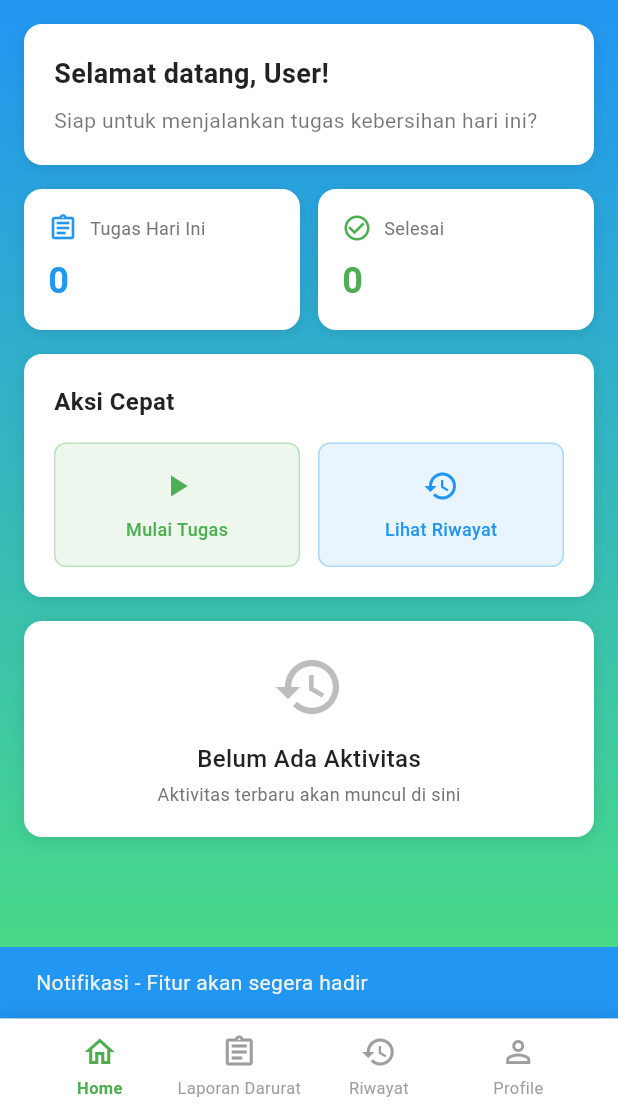
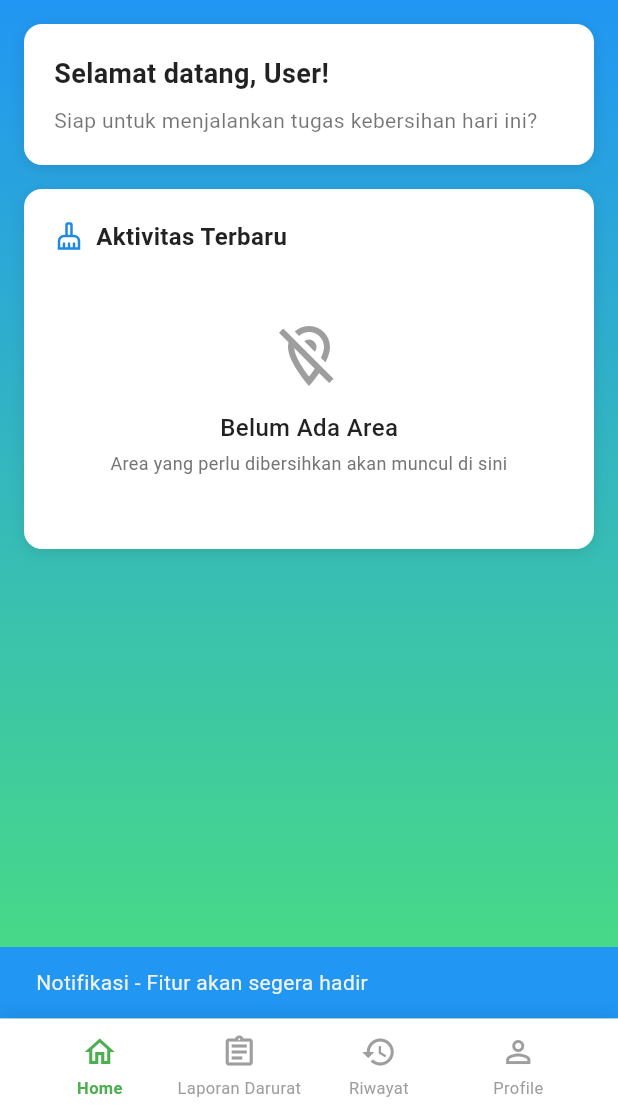
Before and after one commit to clyke02/bps-cleaning-system, a Flutter app: the UserDashboard screen opened by its route, after a tap on the "notifications" icon, on a phone screen of 412 x 824 dp, the part 120-1236 px from its top. Run offline on Flutter 3.47's test engine with Material 3 defaults, Android fonts, the phone set to English and light mode, and no system bars; our stand-ins replace get, shared_preferences; accounts and stored records are empty; network calls fail.

Commit message:
edit dashboard user dan sambungkan ke database

```diff
--- a/lib/config/api_config.dart
+++ b/lib/config/api_config.dart
@@ -1,6 +1,8 @@
+import 'environment.dart';
+
 class ApiConfig {
-  // Base URL untuk API Laravel
-  static const String baseUrl = 'http://127.0.0.1:8000/api';
+  // Base URL untuk API Laravel - menggunakan Environment configuration
+  static String get baseUrl => Environment.baseUrl;
 
   // Default headers untuk semua request
   static Map<String, String> get defaultHeaders => {
--- /dev/null
+++ b/lib/config/environment.dart
@@ -0,0 +1,71 @@
+import 'dart:io';
+
+class Environment {
+  // ================================
+  // KONFIGURASI IP ADDRESS
+  // ================================
+
+  // IP Address PC Anda di jaringan lokal
+  // Cara cek: Buka CMD/Terminal, ketik: ipconfig (Windows) atau ifconfig (Mac/Linux)
+  // Cari IPv4 Address, contoh: 192.168.1.100
+  static const String localNetworkIP =
+      '192.168.1.100'; // ⚠️ GANTI DENGAN IP PC ANDA!
+
+  // ================================
+  // AUTO DETECTION
+  // ================================
+
+  static String get baseUrl {
+    if (Platform.isAndroid) {
+      // Android: Gunakan emulator atau device fisik?
+      return useEmulator ? emulatorUrl : deviceUrl;
+    } else if (Platform.isIOS) {
+      // iOS Simulator
+      return 'http://127.0.0.1:8000/api';
+    } else {
+      // Web atau platform lain
+      return 'http://127.0.0.1:8000/api';
+    }
+  }
+
+  // ================================
+  // SWITCH MODE
+  // ================================
+
+  // Set ke TRUE jika pakai emulator, FALSE jika pakai device fisik
+  static const bool useEmulator = true; // ⚠️ UBAH INI SESUAI KEBUTUHAN!
+
+  // ================================
+  // URL CONFIGURATIONS
+  // ================================
+
+  // URL untuk Android Emulator
+  static const String emulatorUrl = 'http://10.0.2.2:8000/api';
+
+  // URL untuk Device Fisik (menggunakan IP lokal)
+  static String get deviceUrl => 'http://$localNetworkIP:8000/api';
+
+  // ================================
+  // HELPER INFO
+  // ================================
+
+  static String get currentMode {
+    if (Platform.isAndroid) {
+      return useEmulator ? 'Android Emulator' : 'Android Device Fisik';
+    } else if (Platform.isIOS) {
+      return 'iOS Simulator';
+    } else {
+      return 'Web/Desktop';
+    }
+  }
+
+  static void printConfig() {
+    print('═══════════════════════════════════════');
+    print('📱 Environment Configuration');
+    print('═══════════════════════════════════════');
+    print('Mode: $currentMode');
+    print('Base URL: $baseUrl');
+    print('Local IP: $localNetworkIP');
+    print('═══════════════════════════════════════');
+  }
+}
--- a/lib/data/datasources/api_service.dart
+++ b/lib/data/datasources/api_service.dart
@@ -2,16 +2,11 @@ import 'dart:convert';
 import 'dart:developer' as developer;
 import 'dart:async';
 import 'package:http/http.dart' as http;
+import '../../config/environment.dart';
 
 class ApiService {
-  // Use 10.0.2.2 for Android Emulator to access localhost on host machine
-  // Use 127.0.0.1 for iOS Simulator or physical devices on same network
-  // Untuk device fisik di jaringan yang sama
-  // static const String baseUrl = 'http://192.168.x.x:8000/api';
-
-  // Untuk iOS Simulator
-  // static const String baseUrl = 'http://127.0.0.1:8000/api';
-  static const String baseUrl = 'http://10.0.2.2:8000/api';
+  // Use Environment config for baseUrl (auto-detect emulator vs device)
+  static String get baseUrl => Environment.baseUrl;
 
   // Headers untuk request
   static Map<String, String> get headers => {
@@ -46,7 +41,7 @@ class ApiService {
   // Get all users (staff)
   static Future<List<Map<String, dynamic>>> getUsers() async {
     const String method = 'GET';
-    const String url = '$baseUrl/users';
+    final String url = '$baseUrl/users';
 
     try {
       _logRequest(method, url, null);
@@ -177,7 +172,7 @@ class ApiService {
     required String password,
   }) async {
     const String method = 'POST';
-    const String url = '$baseUrl/login';
+    final String url = '$baseUrl/login';
     final Map<String, dynamic> body = {
       'username': username,
       'password': password,
--- a/lib/presentation/screens/user/modules/home/controllers/home_controller.dart
+++ b/lib/presentation/screens/user/modules/home/controllers/home_controller.dart
@@ -1,14 +1,21 @@
 import 'package:get/get.dart';
 import 'package:shared_preferences/shared_preferences.dart';
+import 'package:http/http.dart' as http;
+import 'dart:convert';
+import '../../../../../../config/environment.dart';
 
 class HomeController extends GetxController {
   var userName = 'User'.obs;
   var isLoading = false.obs;
+  var isLoadingAreas = false.obs;
+  var areaList = <dynamic>[].obs;
 
   @override
   void onInit() {
     super.onInit();
+    Environment.printConfig(); // Print konfigurasi saat init
     loadUserData();
+    loadAreas();
   }
 
   Future<void> loadUserData() async {
@@ -26,7 +33,60 @@ class HomeController extends GetxController {
     }
   }
 
+  Future<void> loadAreas() async {
+    try {
+      isLoadingAreas.value = true;
+      final baseUrl = Environment.baseUrl;
+      print('Loading areas from: $baseUrl/areas');
+
+      final response = await http
+          .get(
+            Uri.parse('$baseUrl/areas'),
+            headers: {'Accept': 'application/json'},
+          )
+          .timeout(const Duration(seconds: 10));
+
+      print('Response status: ${response.statusCode}');
+      print('Response body: ${response.body}');
+
+      if (response.statusCode == 200) {
+        final data = json.decode(response.body);
+        if (data['success'] == true && data['data'] != null) {
+          areaList.value = data['data'];
+          print('Areas loaded successfully: ${areaList.length} areas');
+        } else {
+          print('API returned success: false or no data');
+          areaList.value = [];
+        }
+      } else {
+        print('Failed to load areas: ${response.statusCode}');
+        print('Response: ${response.body}');
+        areaList.value = [];
+      }
+    } catch (e) {
+      print('Error loading areas: $e');
+      areaList.value = [];
+    } finally {
+      isLoadingAreas.value = false;
+    }
+  }
+
   Future<void> refreshData() async {
-    await loadUserData();
+    print('DEBUG: Refreshing home data...');
+    await Future.wait([loadUserData(), loadAreas()]);
+  }
+
+  void clearData() {
+    areaList.clear();
+    isLoading.value = false;
+    isLoadingAreas.value = false;
+    print('DEBUG: Home data cleared');
+  }
+
+  @override
+  void onReady() {
+    super.onReady();
+    // Load data when controller is ready
+    loadAreas();
   }
 }
--- a/lib/presentation/screens/user/modules/home/views/home_view.dart
+++ b/lib/presentation/screens/user/modules/home/views/home_view.dart
@@ -22,6 +22,8 @@ class HomeView extends StatelessWidget {
           ],
         ),
       ),
+      child: RefreshIndicator(
+        onRefresh: () => controller.refreshData(),
         child: ListView(
           padding: const EdgeInsets.all(16),
           children: [
@@ -63,135 +65,16 @@ class HomeView extends StatelessWidget {
 
             const SizedBox(height: 16),
 
-          // Quick Stats
-          Row(
-            children: [
-              Expanded(
-                child: _buildStatCard(
-                  'Tugas Hari Ini',
-                  '0',
-                  Icons.assignment_outlined,
-                  Colors.blue,
-                ),
-              ),
-              const SizedBox(width: 12),
-              Expanded(
-                child: _buildStatCard(
-                  'Selesai',
-                  '0',
-                  Icons.check_circle_outline,
-                  Colors.green,
-                ),
-              ),
-            ],
-          ),
+            // Aktivitas Terbaru
+            Obx(() {
+              final isLoading = controller.isLoadingAreas.value;
+              final isEmpty = controller.areaList.isEmpty;
+              // Saat kosong/loading beri tinggi tetap agar isi bisa di-center sempurna
+              final double? fixedHeight = (isLoading || isEmpty) ? 240 : null;
 
-          const SizedBox(height: 16),
-
-          // Quick Actions
-          Container(
+              return Container(
+                height: fixedHeight, // null = auto (ketika ada data)
                 padding: const EdgeInsets.all(20),
-            decoration: BoxDecoration(
-              color: Colors.white,
-              borderRadius: BorderRadius.circular(12),
-              boxShadow: [
-                BoxShadow(
-                  color: Colors.black.withOpacity(0.1),
-                  blurRadius: 8,
-                  offset: const Offset(0, 2),
-                ),
-              ],
-            ),
-            child: Column(
-              crossAxisAlignment: CrossAxisAlignment.start,
-              children: [
-                const Text(
-                  'Aksi Cepat',
-                  style: TextStyle(
-                    fontSize: 16,
-                    fontWeight: FontWeight.bold,
-                    color: Colors.black87,
-                  ),
-                ),
-                const SizedBox(height: 16),
-                Row(
-                  children: [
-                    Expanded(
-                      child: _buildQuickActionButton(
-                        'Mulai Tugas',
-                        Icons.play_arrow,
-                        const Color(0xFF4CAF50),
-                        () {
-                          onNavigateToTab?.call(1);
-                        },
-                      ),
-                    ),
-                    const SizedBox(width: 12),
-                    Expanded(
-                      child: _buildQuickActionButton(
-                        'Lihat Riwayat',
-                        Icons.history,
-                        Colors.blue,
-                        () {
-                          onNavigateToTab?.call(2);
-                        },
-                      ),
-                    ),
-                  ],
-                ),
-              ],
-            ),
-          ),
-
-          const SizedBox(height: 16),
-
-          // Recent Activity (Empty State)
-          Container(
-            padding: const EdgeInsets.all(20),
-            decoration: BoxDecoration(
-              color: Colors.white,
-              borderRadius: BorderRadius.circular(12),
-              boxShadow: [
-                BoxShadow(
-                  color: Colors.black.withOpacity(0.1),
-                  blurRadius: 8,
-                  offset: const Offset(0, 2),
-                ),
-              ],
-            ),
-            child: Column(
-              children: [
-                Icon(Icons.history_outlined, size: 48, color: Colors.grey[400]),
-                const SizedBox(height: 12),
-                const Text(
-                  'Belum Ada Aktivitas',
-                  style: TextStyle(
-                    fontSize: 16,
-                    fontWeight: FontWeight.w500,
-                    color: Colors.black87,
-                  ),
-                ),
-                const SizedBox(height: 4),
-                Text(
-                  'Aktivitas terbaru akan muncul di sini',
-                  style: TextStyle(fontSize: 12, color: Colors.grey[600]),
-                ),
-              ],
-            ),
-          ),
-        ],
-      ),
-    );
-  }
-
-  Widget _buildStatCard(
-    String label,
-    String value,
-    IconData icon,
-    Color color,
-  ) {
-    return Container(
-      padding: const EdgeInsets.all(16),
                 decoration: BoxDecoration(
                   color: Colors.white,
                   borderRadius: BorderRadius.circular(12),
@@ -208,60 +91,141 @@ class HomeView extends StatelessWidget {
                   children: [
                     Row(
                       children: [
-              Icon(icon, color: color, size: 20),
+                        Icon(
+                          Icons.cleaning_services_outlined,
+                          size: 20,
+                          color: Colors.blue[600],
+                        ),
                         const SizedBox(width: 8),
-              Expanded(
-                child: Text(
-                  label,
-                  style: TextStyle(fontSize: 12, color: Colors.grey[600]),
+                        const Text(
+                          'Aktivitas Terbaru',
+                          style: TextStyle(
+                            fontSize: 16,
+                            fontWeight: FontWeight.bold,
+                            color: Colors.black87,
                           ),
                         ),
                       ],
                     ),
-          const SizedBox(height: 8),
+                    const SizedBox(height: 16),
+
+                    if (isLoading)
+                      const Expanded(
+                        child: Center(child: CircularProgressIndicator()),
+                      )
+                    else if (isEmpty)
+                      Expanded(
+                        child: Center(
+                          child: Column(
+                            mainAxisSize: MainAxisSize.min,
+                            children: [
+                              Icon(
+                                Icons.location_off_outlined,
+                                size: 48,
+                                color: Colors.grey,
+                              ),
+                              const SizedBox(height: 12),
+                              const Text(
+                                'Belum Ada Area',
+                                style: TextStyle(
+                                  fontSize: 16,
+                                  fontWeight: FontWeight.w500,
+                                  color: Colors.black87,
+                                ),
+                              ),
+                              const SizedBox(height: 4),
                               Text(
-            value,
+                                'Area yang perlu dibersihkan akan muncul di sini',
                                 style: TextStyle(
-              fontSize: 24,
-              fontWeight: FontWeight.bold,
-              color: color,
+                                  fontSize: 12,
+                                  color: Colors.grey[600],
+                                ),
+                                textAlign: TextAlign.center,
+                              ),
+                            ],
+                          ),
+                        ),
+                      )
+                    else
+                      Column(
+                        children: controller.areaList
+                            .map<Widget>((area) => _buildAreaCard(area))
+                            .toList(),
+                      ),
+                  ],
+                ),
+              );
+            }),
+          ],
+        ),
+      ),
+    );
+  }
+
+  Widget _buildAreaCard(dynamic area) {
+    return Container(
+      margin: const EdgeInsets.only(bottom: 12),
+      padding: const EdgeInsets.all(16),
+      decoration: BoxDecoration(
+        color: Colors.grey[50],
+        borderRadius: BorderRadius.circular(8),
+        border: Border.all(color: Colors.grey[200]!),
+      ),
+      child: Row(
+        children: [
+          Container(
+            width: 40,
+            height: 40,
+            decoration: BoxDecoration(
+              color: Colors.blue[100],
+              borderRadius: BorderRadius.circular(8),
+            ),
+            child: Icon(
+              Icons.location_on_outlined,
+              color: Colors.blue[600],
+              size: 20,
+            ),
+          ),
+          const SizedBox(width: 12),
+          Expanded(
+            child: Column(
+              crossAxisAlignment: CrossAxisAlignment.start,
+              children: [
+                Text(
+                  area['name'] ?? 'Area Tidak Dikenal',
+                  style: const TextStyle(
+                    fontSize: 14,
+                    fontWeight: FontWeight.w600,
+                    color: Colors.black87,
+                  ),
+                ),
+                const SizedBox(height: 4),
+                Text(
+                  area['keterangan'] ?? 'Tidak ada deskripsi',
+                  style: TextStyle(fontSize: 12, color: Colors.grey[600]),
+                  maxLines: 2,
+                  overflow: TextOverflow.ellipsis,
+                ),
+              ],
+            ),
+          ),
+          Container(
+            padding: const EdgeInsets.symmetric(horizontal: 8, vertical: 4),
+            decoration: BoxDecoration(
+              color: Colors.orange[100],
+              borderRadius: BorderRadius.circular(12),
+            ),
+            child: Text(
+              'Pending',
+              style: TextStyle(
+                fontSize: 10,
+                fontWeight: FontWeight.w500,
+                color: Colors.orange[700],
+              ),
             ),
           ),
         ],
       ),
     );
   }
-
-  Widget _buildQuickActionButton(
-    String label,
-    IconData icon,
-    Color color,
-    VoidCallback onTap,
-  ) {
-    return GestureDetector(
-      onTap: onTap,
-      child: Container(
-        padding: const EdgeInsets.all(16),
-        decoration: BoxDecoration(
-          color: color.withOpacity(0.1),
-          borderRadius: BorderRadius.circular(8),
-          border: Border.all(color: color.withOpacity(0.3)),
-        ),
-        child: Column(
-          children: [
-            Icon(icon, color: color, size: 24),
-            const SizedBox(height: 8),
-            Text(
-              label,
-              style: TextStyle(
-                fontSize: 12,
-                fontWeight: FontWeight.w500,
-                color: color,
-              ),
-            ),
-          ],
-        ),
-      ),
-    );
 }
-}
--- a/lib/presentation/screens/user/modules/profile/controllers/profile_controller.dart
+++ b/lib/presentation/screens/user/modules/profile/controllers/profile_controller.dart
@@ -1,6 +1,7 @@
 import 'package:flutter/material.dart';
 import 'package:get/get.dart';
 import 'package:shared_preferences/shared_preferences.dart';
+import '../../home/controllers/home_controller.dart';
 
 class ProfileController extends GetxController {
   var userName = 'User'.obs;
@@ -63,6 +64,11 @@ class ProfileController extends GetxController {
       final prefs = await SharedPreferences.getInstance();
       await prefs.clear();
 
+      // Clear home data saat logout
+      if (Get.isRegistered<HomeController>()) {
+        Get.find<HomeController>().clearData();
+      }
+
       // Navigate to login and clear all previous routes
       Get.offAllNamed('/login');
     } catch (e) {
--- a/lib/presentation/screens/user/views/user_dashboard.dart
+++ b/lib/presentation/screens/user/views/user_dashboard.dart
@@ -1,10 +1,12 @@
 import 'package:flutter/material.dart';
 import 'package:shared_preferences/shared_preferences.dart';
+import 'package:get/get.dart';
 import '../user_navbar.dart';
 import '../modules/home/views/home_view.dart';
-import '../modules/report/views/report_view.dart';
+import '../modules/laporanDarurat/views/report_view.dart';
 import '../modules/riwayat/views/riwayat_view.dart';
 import '../modules/profile/views/profile_view.dart';
+import '../modules/home/controllers/home_controller.dart';
 
 class UserDashboard extends StatefulWidget {
   const UserDashboard({super.key});
@@ -21,6 +23,13 @@ class _UserDashboardState extends State<UserDashboard> {
   void initState() {
     super.initState();
     _loadUserData();
+
+    // Auto refresh home data saat dashboard dibuka
+    WidgetsBinding.instance.addPostFrameCallback((_) {
+      if (Get.isRegistered<HomeController>()) {
+        Get.find<HomeController>().refreshData();
+      }
+    });
   }
 
   Future<void> _loadUserData() async {
@@ -51,6 +60,14 @@ class _UserDashboardState extends State<UserDashboard> {
           setState(() {
             _selectedIndex = index;
           });
+
+          // Auto refresh data ketika kembali ke home
+          if (index == 0) {
+            // Home tab
+            if (Get.isRegistered<HomeController>()) {
+              Get.find<HomeController>().refreshData();
+            }
+          }
         },
       ),
     );
--- a/lib/services/api_service.dart
+++ b/lib/services/api_service.dart
@@ -1,18 +1,10 @@
 import 'dart:convert';
 import 'package:http/http.dart' as http;
-import 'dart:io';
+import '../config/environment.dart';
 
 class ApiService {
-  // Use different baseUrl for Android emulator vs real device/web
-  static String get baseUrl {
-    if (Platform.isAndroid) {
-      // For Android emulator, use 10.0.2.2 to access host machine
-      return 'http://10.0.2.2:8000/api';
-    } else {
-      // For iOS simulator, web, or real devices use localhost
-      return 'http://127.0.0.1:8000/api';
-    }
-  }
+  // Use Environment config for baseUrl
+  static String get baseUrl => Environment.baseUrl;
 
   // Areas endpoints
   static Future<Map<String, dynamic>> getAreas({String? search}) async {
```
Also changed, not shown: flutter_02.png (added), lib/presentation/screens/user/modules/laporanDarurat/controllers/report_controller.dart (renamed from lib/presentation/screens/user/modules/report/controllers/report_controller.dart), lib/presentation/screens/user/modules/laporanDarurat/views/report_view.dart (renamed from lib/presentation/screens/user/modules/report/views/report_view.dart), 2 other files. Lines whose indentation alone changed are shown as unchanged.
